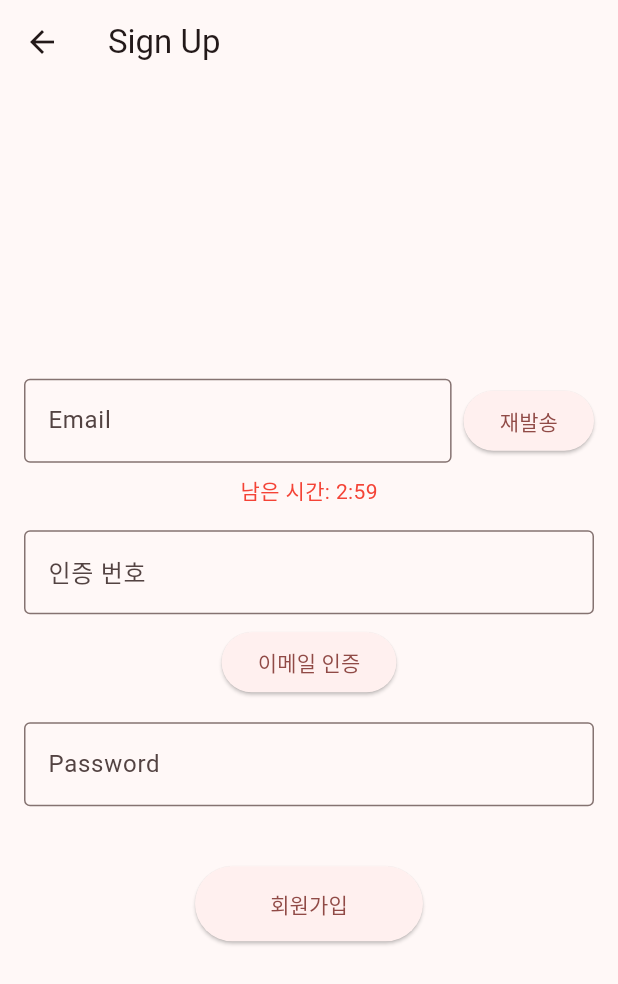
After one commit to bandalgomsu/LOL_CHECK_APP, a Flutter app: the SignUpPage screen opened directly, after a tap on "이메일 인증 메일 발송", on a phone screen of 412 x 824 dp. The commit adds this screen. Shown: the top 984 px of the screen. Run offline on Flutter 3.47's test engine with Material 3 defaults, Android fonts, the phone set to English and light mode, and no system bars; our stand-ins replace dio, firebase_core, firebase_messaging, flutter_secure_storage; accounts and stored records are empty; network calls fail.

Commit message:
feat : 자동 로그인 구현

```diff
--- a/lib/main.dart
+++ b/lib/main.dart
@@ -1,7 +1,7 @@
 import 'package:firebase_core/firebase_core.dart';
 import 'package:flutter/material.dart';
 import 'package:lolcheck/firebase_options.dart';
-import 'package:lolcheck/page/LoginPage.dart';
+import 'package:lolcheck/page/SplashPage.dart';
 
 final GlobalKey<NavigatorState> navigatorKey = GlobalKey<NavigatorState>();
 
@@ -25,7 +25,7 @@ class MyApp extends StatelessWidget {
         colorScheme: ColorScheme.fromSeed(seedColor: Colors.redAccent),
         useMaterial3: true, // Material 3 적용
       ),
-      home: LoginPage(),
+      home: const SplashPage(),
     );
   }
 }
--- a/lib/page/MyInfoPage.dart
+++ b/lib/page/MyInfoPage.dart
@@ -21,11 +21,11 @@ class _MyInfoPageState extends State<MyInfoPage> {
 
   Future<void> fetchUnSubscribe(BuildContext context, int summonerId) async {
     final response =
-    await apiClient.dio.delete('/api/v1/subscribe/me/$summonerId');
+        await apiClient.dio.delete('/api/v1/subscribe/me/$summonerId');
 
     if (response.statusCode == 200) {
+      fetchGetSubscribedSummoners();
       setState(() {});
-      print("s");
     }
   }
 
@@ -51,7 +51,7 @@ class _MyInfoPageState extends State<MyInfoPage> {
           child: Column(
             children: [
               Text(
-                "Subscribed Summoners",
+                "구독한 소환사",
                 style: TextStyle(fontSize: 24, fontWeight: FontWeight.bold),
               ),
               Expanded(
--- /dev/null
+++ b/lib/page/SignUpPage.dart
@@ -0,0 +1,215 @@
+import 'dart:async';
+import 'dart:convert';
+
+import 'package:firebase_messaging/firebase_messaging.dart';
+import 'package:flutter/material.dart';
+import 'package:http/http.dart' as http;
+import 'package:lolcheck/Constant.dart';
+import 'package:lolcheck/page/MainPage.dart';
+import 'package:lolcheck/util/TokenManager.dart';
+
+class SignUpPage extends StatefulWidget {
+  @override
+  _SignUpPageState createState() => _SignUpPageState();
+}
+
+class _SignUpPageState extends State<SignUpPage> {
+  final TextEditingController emailController = TextEditingController();
+  final TextEditingController passwordController = TextEditingController();
+  final TextEditingController verificationCodeController =
+      TextEditingController();
+
+  bool isVerificationSent = false;
+  bool isResendEnabled = false;
+  Timer? _timer;
+  int _countdown = 180; // 3분(180초) 카운트다운
+  String errorMessage = ''; // 오류 메시지를 저장할 변수
+
+  void startCountdown() {
+    setState(() {
+      _countdown = 180;
+    });
+
+    _timer = Timer.periodic(Duration(seconds: 1), (timer) {
+      setState(() {
+        if (_countdown > 0) {
+          _countdown--;
+        } else {
+          timer.cancel();
+        }
+      });
+    });
+  }
+
+  void sendVerificationEmail() {
+    // 이메일 인증 메일 발송 로직 추가
+    _timer?.cancel();
+    setState(() {
+      isVerificationSent = true;
+      isResendEnabled = true;
+    });
+    startCountdown(); // 카운트다운 시작
+  }
+
+  void verifyEmailCode() {
+    // 이메일 인증 코드 검증 로직 추가
+  }
+
+  Future<void> signUp(BuildContext context) async {
+    final email = emailController.text;
+    final password = passwordController.text;
+
+    final url = Uri.parse('$baseUrl/api/v1/auth/signUp');
+
+    try {
+      final response = await http.post(url,
+          headers: {'Content-Type': 'application/json'},
+          body: jsonEncode({'email': email, 'password': password}));
+
+      if (response.statusCode == 200) {
+        final data = jsonDecode(response.body);
+
+        TokenManager().setAccessToken(data['accessToken']);
+        TokenManager().setRefreshToken(data['refreshToken']);
+
+        await fetchSaveDevice();
+        Navigator.of(context).pushAndRemoveUntil(
+          MaterialPageRoute(builder: (context) => const MainPage()),
+          (Route<dynamic> route) => false,
+        );
+      } else {
+        setState(() {
+          errorMessage = '회원가입 실패';
+        });
+      }
+    } catch (error) {
+      setState(() {
+        errorMessage = '회원가입 요청 중 오류가 발생했습니다';
+      });
+    }
+  }
+
+  Future<void> fetchSaveDevice() async {
+    final url = Uri.parse('$baseUrl/api/v1/devices');
+    final accessToken = await TokenManager().getAccessToken();
+    final fcmToken =
+        await FirebaseMessaging.instance.getToken(vapidKey: fcmKey);
+
+    try {
+      final response = await http.post(
+        url,
+        headers: {
+          'Content-Type': 'application/json',
+          'Authorization': 'Bearer $accessToken'
+        },
+        body: jsonEncode({'deviceToken': fcmToken}),
+      );
+
+      if (response.statusCode != 200) {
+        print('Failed to fetch data: ${response.body}');
+      }
+    } catch (error) {
+      print('Error: $error');
+    }
+  }
+
+  @override
+  void dispose() {
+    _timer?.cancel();
+    super.dispose();
+  }
+
+  @override
+  Widget build(BuildContext context) {
+    return Scaffold(
+      appBar: AppBar(
+        title: Text('Sign Up'),
+        leading: IconButton(
+          icon: Icon(Icons.arrow_back),
+          onPressed: () {
+            Navigator.pop(context);
+          },
+        ),
+      ),
+      body: Center(
+        child: Padding(
+          padding: const EdgeInsets.all(16.0),
+          child: Column(
+            mainAxisSize: MainAxisSize.min,
+            crossAxisAlignment: CrossAxisAlignment.center,
+            children: [
+              Row(
+                mainAxisAlignment: MainAxisAlignment.center,
+                children: [
+                  Expanded(
+                    child: TextField(
+                      controller: emailController,
+                      decoration: InputDecoration(
+                        labelText: 'Email',
+                        border: OutlineInputBorder(),
+                      ),
+                    ),
+                  ),
+                  SizedBox(width: 8.0),
+                  ElevatedButton(
+                    onPressed: sendVerificationEmail,
+                    child: Text(isResendEnabled ? '재발송' : '이메일 인증 메일 발송'),
+                  ),
+                ],
+              ),
+              if (isVerificationSent) SizedBox(height: 8.0),
+              if (isVerificationSent)
+                Text(
+                  '남은 시간: ${_countdown ~/ 60}:${(_countdown % 60).toString().padLeft(2, '0')}',
+                  style: TextStyle(color: Colors.red),
+                ),
+              SizedBox(height: 16.0),
+              if (isVerificationSent)
+                Column(
+                  children: [
+                    TextField(
+                      controller: verificationCodeController,
+                      decoration: InputDecoration(
+                        labelText: '인증 번호',
+                        border: OutlineInputBorder(),
+                      ),
+                    ),
+                    SizedBox(height: 8.0),
+                    ElevatedButton(
+                      onPressed: verifyEmailCode,
+                      child: Text('이메일 인증'),
+                    ),
+                  ],
+                ),
+              SizedBox(height: 16.0),
+              TextField(
+                controller: passwordController,
+                obscureText: true,
+                decoration: InputDecoration(
+                  labelText: 'Password',
+                  border: OutlineInputBorder(),
+                ),
+              ),
+              SizedBox(height: 16.0),
+              if (errorMessage.isNotEmpty)
+                Text(
+                  errorMessage,
+                  style: TextStyle(color: Colors.red),
+                ),
+              SizedBox(height: 24.0),
+              ElevatedButton(
+                onPressed: () {
+                  signUp(context);
+                },
+                child: Text('회원가입'),
+                style: ElevatedButton.styleFrom(
+                  padding: EdgeInsets.symmetric(horizontal: 50, vertical: 15),
+                ),
+              ),
+            ],
+          ),
+        ),
+      ),
+    );
+  }
+}
```
Also changed, not shown: lib/page/LoginPage.dart (+33 -13 lines), lib/page/SplashPage.dart (added, +40 -0 lines).
